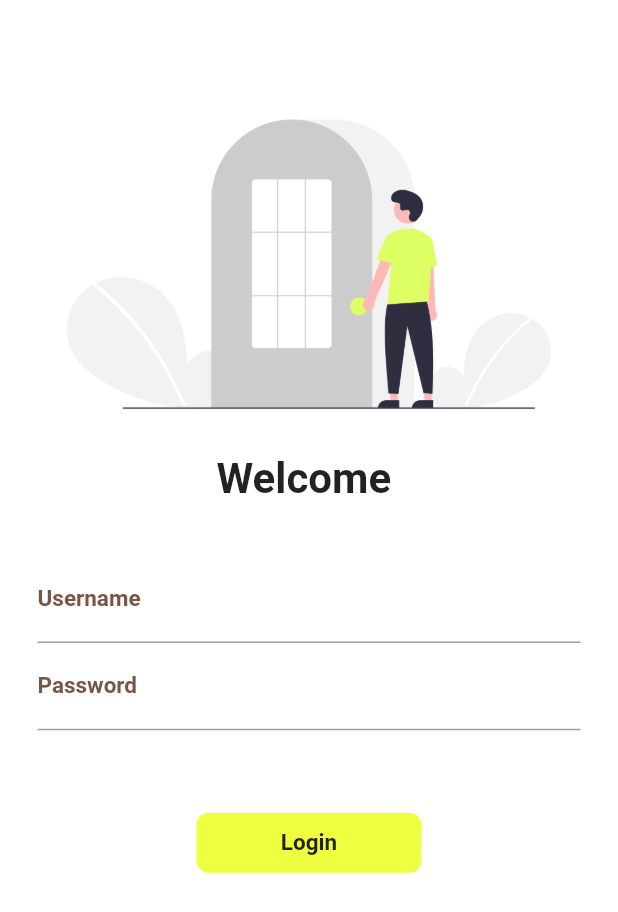
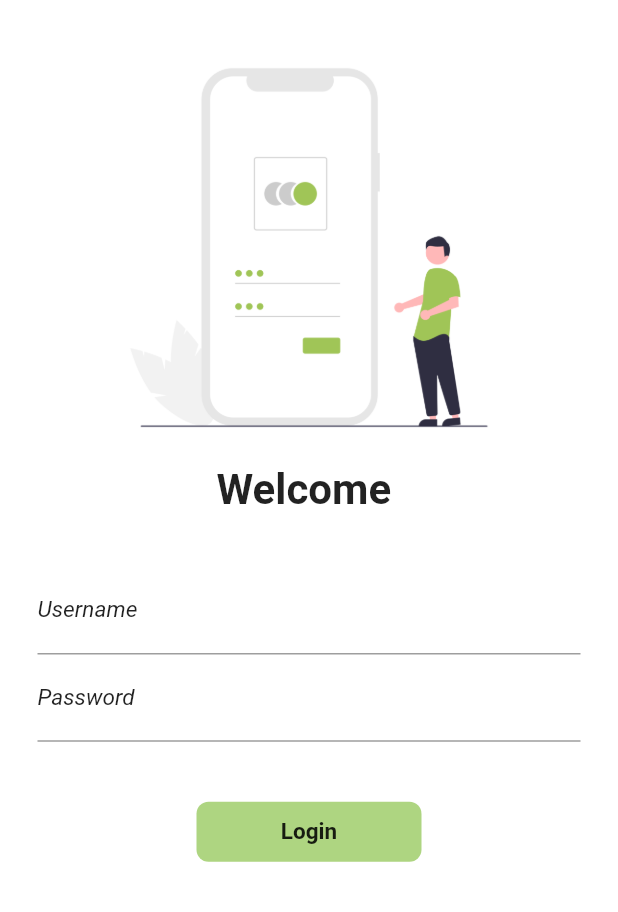
Before and after one commit to Varunsharma2k1/Flutter, a Flutter app: the screen it shows after launch, on a phone screen of 412 x 824 dp. Shown: the top 912 px of the screen. Run offline on Flutter 3.47's test engine with Material 2 defaults, Android fonts, the phone set to English and light mode, and no system bars.

Commit message:
day7 complete

```diff
--- a/lib/Pages/LoginPage.dart
+++ b/lib/Pages/LoginPage.dart
@@ -11,19 +11,37 @@ class LoginPage extends StatefulWidget {
 class _LoginPageState extends State<LoginPage> {
   String name = "";
   bool changeButton = false;
+  final _formKey = GlobalKey<FormState>();
+
+  moveTohome(BuildContext) async {
+    if (_formKey.currentState!.validate()) {
+      setState(() {
+        changeButton = true;
+      });
+      await Future.delayed(Duration(milliseconds: 300));
+      await Navigator.pushNamed(context, MyRoutes.profileRoute);
+      setState(() {
+        changeButton = false;
+      });
+    }
+  }
+
   @override
   Widget build(BuildContext context) {
     return Material(
       color: Colors.white,
       child: SingleChildScrollView(
+        child: Form(
+          key: _formKey,
           child: Column(
             children: [
               const SizedBox(
-              height: 50,
+                height: 20,
               ),
               Image.asset(
-              "assets/images/Login_img.png",
+                "assets/images/Login_img2.png.png",
                 fit: BoxFit.fitWidth,
+                height: 290,
               ),
               Text(
                 "Welcome $name",
@@ -33,22 +51,25 @@ class _LoginPageState extends State<LoginPage> {
                 ),
               ),
               Padding(
-              padding: const EdgeInsets.symmetric(vertical: 35, horizontal: 25),
+                padding:
+                    const EdgeInsets.symmetric(vertical: 35, horizontal: 25),
                 child: Column(
                   children: [
                     TextFormField(
                       decoration: const InputDecoration(
-                        hintText: "Enter Username",
-                        hintStyle: TextStyle(
-                          fontSize: 13,
-                          fontStyle: FontStyle.italic,
-                        ),
                           labelText: "Username",
                           labelStyle: TextStyle(
-                          color: Colors.brown,
-                          fontWeight: FontWeight.bold,
+                            color: Colors.black87,
                             fontSize: 15,
+                            fontStyle: FontStyle.italic,
                           )),
+                      validator: (value) {
+                        if (value!.isEmpty) {
+                          return "Username Cannot be empty!";
+                        }
+
+                        return null;
+                      },
                       onChanged: (value) {
                         name = value;
                         setState(() {});
@@ -57,36 +78,38 @@ class _LoginPageState extends State<LoginPage> {
                     TextFormField(
                       obscureText: true,
                       decoration: const InputDecoration(
-                        hintText: "Enter Password",
-                        hintStyle: TextStyle(
-                          fontSize: 13,
-                          fontStyle: FontStyle.italic,
-                        ),
                           labelText: "Password",
                           labelStyle: TextStyle(
-                          color: Colors.brown,
-                          fontWeight: FontWeight.bold,
+                            color: Colors.black87,
+                            fontStyle: FontStyle.italic,
                             fontSize: 15,
                           )),
+                      validator: (value) {
+                        if (value!.isEmpty) {
+                          return "Password Cannot be empty";
+                        }
+                        if (value!.length < 6) {
+                          return "Password length should be atleast 6";
+                        }
+
+                        return null;
+                      },
                     )
                   ],
                 ),
               ),
               const SizedBox(
-              height: 20,
+                height: 5,
               ),
 
-            InkWell(
+              Material(
+                color: Colors.lightGreen[300],
+                borderRadius: BorderRadius.circular(changeButton ? 50 : 8),
+                child: InkWell(
                   hoverColor: Colors.black,
-              onTap: () async {
-                setState(() {
-                  changeButton = true;
-                });
-                await Future.delayed(Duration(seconds: 1));
-                Navigator.pushNamed(context, MyRoutes.profileRoute);
-              },
+                  onTap: () => moveTohome(context),
                   child: AnimatedContainer(
-                duration: Duration(seconds: 1),
+                    duration: Duration(milliseconds: 300),
                     height: 40,
                     width: changeButton ? 50 : 150,
                     alignment: Alignment.center,
@@ -97,11 +120,9 @@ class _LoginPageState extends State<LoginPage> {
                             style: TextStyle(
                                 fontWeight: FontWeight.bold, fontSize: 15),
                           ),
-                decoration: BoxDecoration(
-                    color: Colors.limeAccent,
-                    borderRadius: BorderRadius.circular(changeButton ? 50 : 8)),
                   ),
-            )
+                ),
+              ),
 
               // ElevatedButton(
               //   child: const Text("Login"),
@@ -117,6 +138,7 @@ class _LoginPageState extends State<LoginPage> {
             ],
           ),
         ),
+      ),
     );
   }
 }
--- a/lib/main.dart
+++ b/lib/main.dart
@@ -16,7 +16,7 @@ class MyApp extends StatelessWidget {
     return MaterialApp(
       home: HomePage(),
       theme: ThemeData(
-        primarySwatch: Colors.lime,
+        primarySwatch: Colors.lightGreen,
       ),
       initialRoute: "/login",
       routes: {
```
Also changed, not shown: assets/images/Login_img2.png.png (added). Lines whose indentation alone changed are shown as unchanged.
